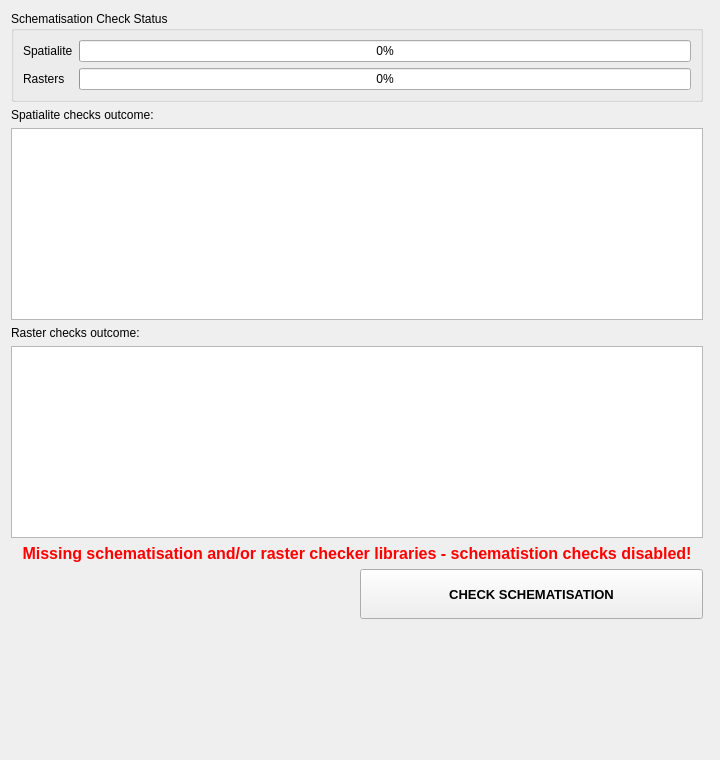
Above: threedi_models_and_simulations/ui/upload_wizard/page_check_model.ui from nens/threedi-api-qgis-client before the change. Below: the same form after it.
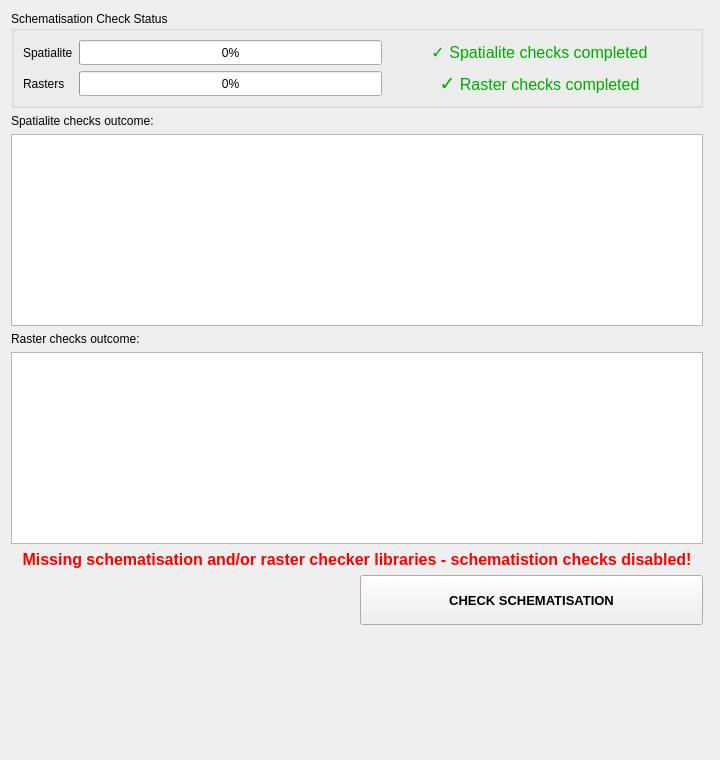
That is the form after the change.

```diff
--- a/threedi_models_and_simulations/ui/upload_wizard/page_check_model.ui
+++ b/threedi_models_and_simulations/ui/upload_wizard/page_check_model.ui
@@ -145,34 +145,138 @@
      <property name="title">
       <string>Schematisation Check Status</string>
      </property>
-     <layout class="QFormLayout" name="formLayout">
+     <layout class="QGridLayout" name="gridLayout_3">
+      <item row="2" column="0">
+       <widget class="QLabel" name="label_2">
+        <property name="sizePolicy">
+         <sizepolicy hsizetype="Maximum" vsizetype="Preferred">
+          <horstretch>0</horstretch>
+          <verstretch>0</verstretch>
+         </sizepolicy>
+        </property>
+        <property name="minimumSize">
+         <size>
+          <width>0</width>
+          <height>25</height>
+         </size>
+        </property>
+        <property name="text">
+         <string>Rasters</string>
+        </property>
+       </widget>
+      </item>
       <item row="0" column="0">
        <widget class="QLabel" name="label">
+        <property name="sizePolicy">
+         <sizepolicy hsizetype="Maximum" vsizetype="Preferred">
+          <horstretch>0</horstretch>
+          <verstretch>0</verstretch>
+         </sizepolicy>
+        </property>
+        <property name="minimumSize">
+         <size>
+          <width>0</width>
+          <height>25</height>
+         </size>
+        </property>
         <property name="text">
          <string>Spatialite</string>
         </property>
        </widget>
       </item>
-      <item row="0" column="1">
-       <widget class="QProgressBar" name="pbar_check_spatialite">
-        <property name="value">
+      <item row="0" column="1" colspan="3">
+       <layout class="QHBoxLayout" name="horizontalLayout">
+        <property name="rightMargin">
          <number>0</number>
         </property>
-       </widget>
+        <item>
+         <widget class="QProgressBar" name="pbar_check_spatialite">
+          <property name="minimumSize">
+           <size>
+            <width>0</width>
+            <height>25</height>
+           </size>
+          </property>
+          <property name="value">
+           <number>0</number>
+          </property>
+         </widget>
+        </item>
+        <item>
+         <widget class="QLabel" name="lbl_check_spatialite">
+          <property name="sizePolicy">
+           <sizepolicy hsizetype="Expanding" vsizetype="Preferred">
+            <horstretch>0</horstretch>
+            <verstretch>0</verstretch>
+           </sizepolicy>
+          </property>
+          <property name="minimumSize">
+           <size>
+            <width>0</width>
+            <height>25</height>
+           </size>
+          </property>
+          <property name="font">
+           <font>
+            <pointsize>10</pointsize>
+           </font>
+          </property>
+          <property name="text">
+           <string>&lt;html&gt;&lt;head/&gt;&lt;body&gt;&lt;p&gt;&lt;span style=&quot; font-size:12pt; color:#00aa00;&quot;&gt;✓ Spatialite checks completed&lt;/span&gt;&lt;/p&gt;&lt;/body&gt;&lt;/html&gt;</string>
+          </property>
+          <property name="alignment">
+           <set>Qt::AlignCenter</set>
+          </property>
+         </widget>
+        </item>
+       </layout>
       </item>
-      <item row="1" column="0">
-       <widget class="QLabel" name="label_2">
-        <property name="text">
-         <string>Rasters</string>
-        </property>
-       </widget>
-      </item>
-      <item row="1" column="1">
-       <widget class="QProgressBar" name="pbar_check_rasters">
-        <property name="value">
+      <item row="2" column="1" colspan="3">
+       <layout class="QHBoxLayout" name="horizontalLayout_2">
+        <property name="rightMargin">
          <number>0</number>
         </property>
-       </widget>
+        <item>
+         <widget class="QProgressBar" name="pbar_check_rasters">
+          <property name="minimumSize">
+           <size>
+            <width>0</width>
+            <height>25</height>
+           </size>
+          </property>
+          <property name="value">
+           <number>0</number>
+          </property>
+         </widget>
+        </item>
+        <item>
+         <widget class="QLabel" name="lbl_check_rasters">
+          <property name="sizePolicy">
+           <sizepolicy hsizetype="Expanding" vsizetype="Preferred">
+            <horstretch>0</horstretch>
+            <verstretch>0</verstretch>
+           </sizepolicy>
+          </property>
+          <property name="minimumSize">
+           <size>
+            <width>0</width>
+            <height>25</height>
+           </size>
+          </property>
+          <property name="font">
+           <font>
+            <pointsize>10</pointsize>
+           </font>
+          </property>
+          <property name="text">
+           <string>&lt;html&gt;&lt;head/&gt;&lt;body&gt;&lt;p&gt;&lt;span style=&quot; font-size:14pt; color:#00aa00;&quot;&gt;✓&lt;/span&gt;&lt;span style=&quot; font-size:12pt; color:#00aa00;&quot;&gt; Raster checks completed&lt;/span&gt;&lt;/p&gt;&lt;/body&gt;&lt;/html&gt;</string>
+          </property>
+          <property name="alignment">
+           <set>Qt::AlignCenter</set>
+          </property>
+         </widget>
+        </item>
+       </layout>
       </item>
      </layout>
     </widget>
```
